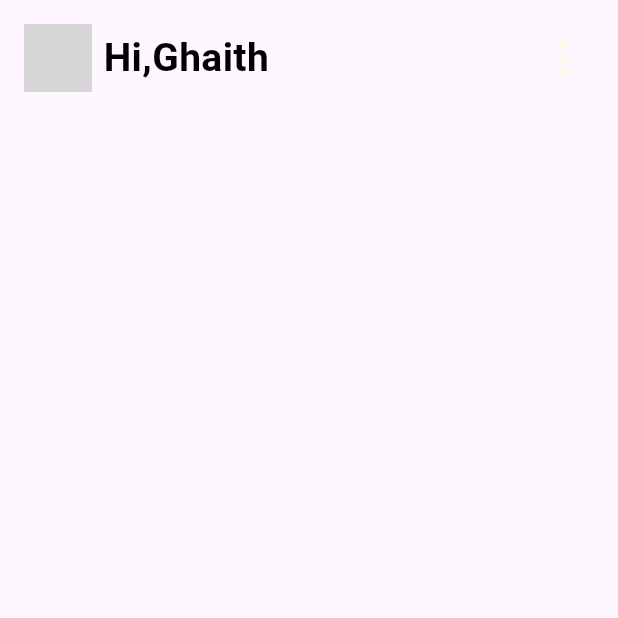
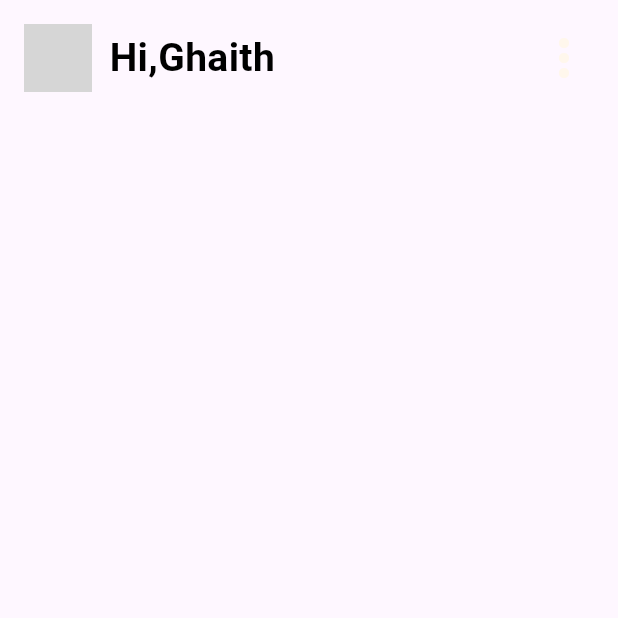
Before and after one commit to pakpuk/Task_mangment-app, a Flutter app: the screen it shows after launch, on a phone screen of 412 x 824 dp, the top half of it. Run offline on Flutter 3.47's test engine with Material 3 defaults, Android fonts, the light colour scheme and no system bars; grey boxes are pictures that could not be loaded.

Commit message:
working on some componants

```diff
--- a/lib/core/appcolor.dart
+++ b/lib/core/appcolor.dart
@@ -14,4 +14,6 @@ class Appcolor {
   static const Color kBlueDark = Color(0XFFC0D3F8);
   static const Color kblackColor = Colors.black;
   static const Color kwhite = Colors.white;
+  static const Color kgrey = Colors.grey;
+  static const Color kBlueaccent = Colors.blueAccent;
 }
--- a/lib/core/textmanager.dart
+++ b/lib/core/textmanager.dart
@@ -1,3 +1,7 @@
 class Textmanager {
   static const String wlcmomsg = 'Hi,Ghaith';
+  static const String addText = 'Add';
+  static const String gopremuim = 'Go Premuim';
+  static const String premuimdisc =
+      ' Get unlimited access\n to all our features!';
 }
--- a/lib/screens/home_screen.dart
+++ b/lib/screens/home_screen.dart
@@ -34,7 +34,7 @@ class _HomeScreenState extends State<HomeScreen> {
                         ),
                       ),
                       const SizedBox(
-                        width: 8,
+                        width: 12,
                       ),
                       const Text(
                         Textmanager.wlcmomsg,
```
Also changed, not shown: lib/widgets/gopremuiim_widget.dart (+53 -3 lines).
